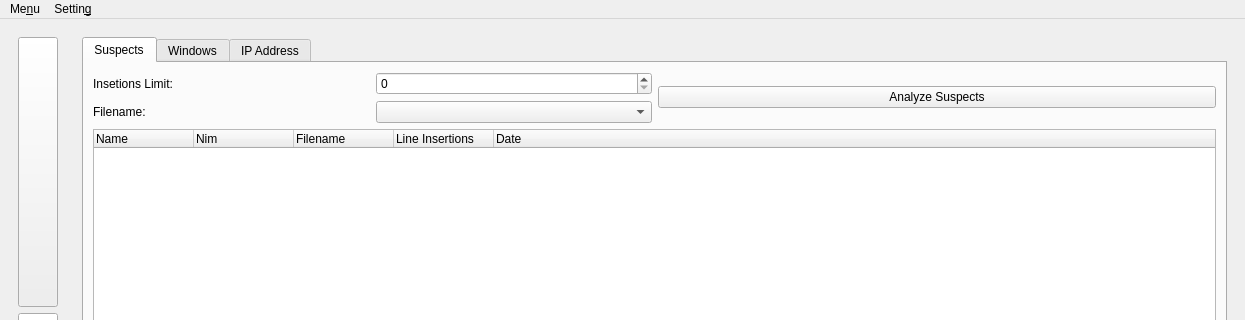
Qt form lupv/Resources/ui/main_window.ui (azzamsa/lupv) before a commit; both pictures show x 0 to 1245 and y 0 to 320 of the 1245 by 900 pixel window.
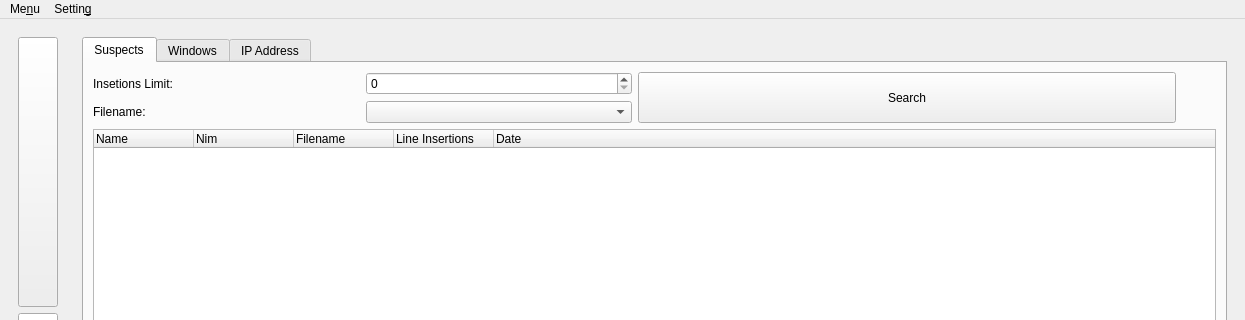
The same form after that commit. The open tabs and pages were chosen to show the change. Icons and pictures are not drawn.

What changed in the file:
```diff
--- a/lupv/Resources/ui/main_window.ui
+++ b/lupv/Resources/ui/main_window.ui
@@ -557,11 +557,33 @@
                   </item>
                   <item>
                    <widget class="QPushButton" name="analyze_suspects_btn">
+                    <property name="sizePolicy">
+                     <sizepolicy hsizetype="Minimum" vsizetype="Preferred">
+                      <horstretch>0</horstretch>
+                      <verstretch>0</verstretch>
+                     </sizepolicy>
+                    </property>
                     <property name="text">
-                     <string>Analyze Suspects</string>
+                     <string>Search</string>
                     </property>
                    </widget>
                   </item>
+                  <item>
+                   <spacer name="horizontalSpacer">
+                    <property name="orientation">
+                     <enum>Qt::Horizontal</enum>
+                    </property>
+                    <property name="sizeType">
+                     <enum>QSizePolicy::Preferred</enum>
+                    </property>
+                    <property name="sizeHint" stdset="0">
+                     <size>
+                      <width>40</width>
+                      <height>20</height>
+                     </size>
+                    </property>
+                   </spacer>
+                  </item>
                  </layout>
                 </item>
                 <item>
```
Left out of the diff: 4 changed lines with no effect on the pictures.
